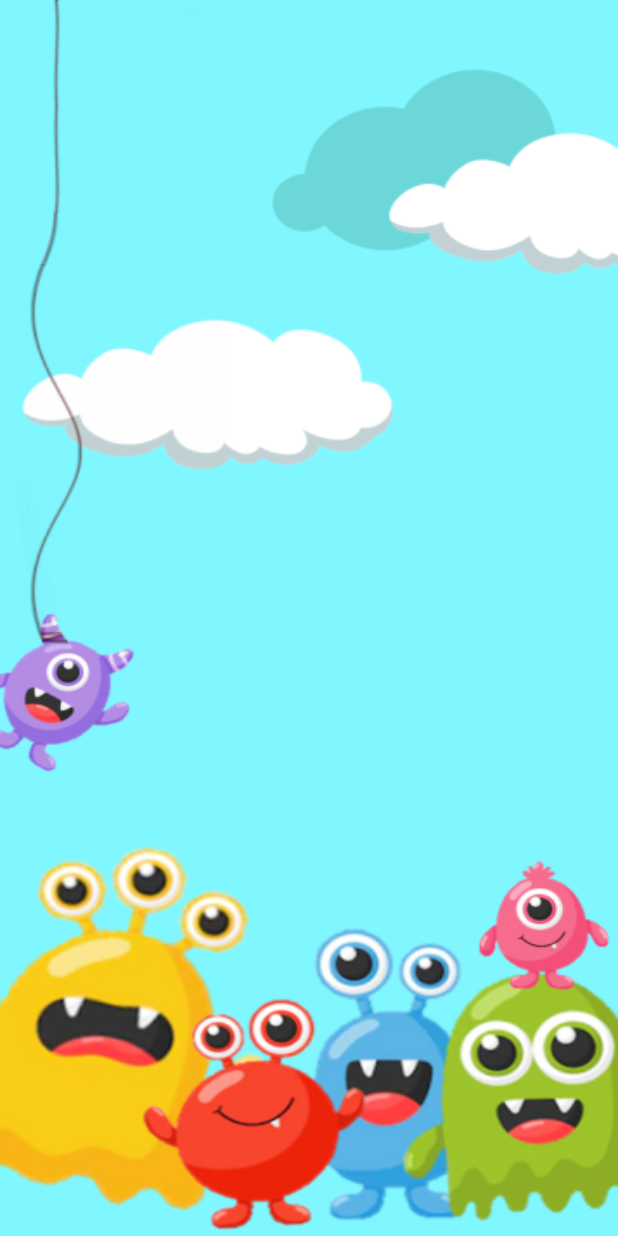
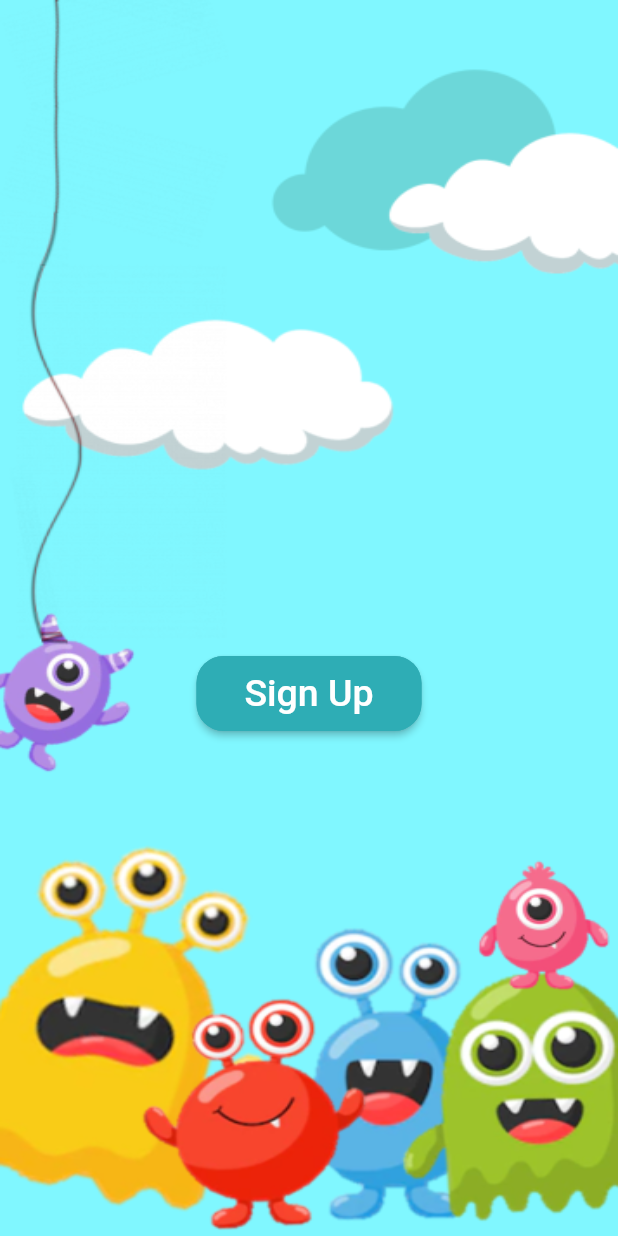
Before and after one commit to JaweriaAsif/monstermind, a Flutter app: the screen it shows after launch, on a phone screen of 412 x 824 dp. Run offline on Flutter 3.47's test engine with Material 2 defaults, Android fonts, the phone set to English and light mode, and no system bars.

Commit message:
Screen 1 done + screen 2 image

```diff
--- /dev/null
+++ b/lib/button.dart
@@ -0,0 +1,51 @@
+import 'package:flutter/material.dart';
+
+//2EADB5
+
+class Btn extends StatelessWidget {
+  const Btn({
+    Key? key,
+    required this.text,
+    required this.onPress,
+    required this.alignment,
+  }) : super(key: key);
+
+  final String text;
+  final Alignment alignment;
+  final Function onPress;
+
+  @override
+  Widget build(BuildContext context) {
+    return Align(
+      alignment: alignment,
+      child: SizedBox(
+        width: 150,
+        height: 50,
+        child: ElevatedButton(
+          child: Text(
+            text,
+            style: const TextStyle(
+              fontSize: 25,
+            ),
+          ),
+          onPressed: () {
+            onPress();
+          },
+
+          //button style
+          style: ButtonStyle(
+            foregroundColor: MaterialStateProperty.all<Color>(Colors.white),
+            backgroundColor:
+                MaterialStateProperty.all<Color>(const Color(0xff2EADB5)),
+            shape: MaterialStateProperty.all<RoundedRectangleBorder>(
+              RoundedRectangleBorder(
+                borderRadius: BorderRadius.circular(18.0),
+                side: const BorderSide(color: Color(0xff2EADB5)),
+              ),
+            ),
+          ),
+        ),
+      ),
+    );
+  }
+}
--- a/lib/main.dart
+++ b/lib/main.dart
@@ -1,4 +1,6 @@
 import 'package:flutter/material.dart';
+import 'package:monstermind/button.dart';
+import 'package:monstermind/signup2.dart';
 
 void main() {
   runApp(const MyApp());
@@ -33,12 +35,29 @@
   Widget build(BuildContext context) {
     return Scaffold(
       body: Center(
-          child: Stack(fit: StackFit.expand, children: [
-        const Image(
-          image: AssetImage('assets/images/Sign up 1.png'),
-          fit: BoxFit.fill,
+        child: Stack(
+          children: [
+            Stack(
+              fit: StackFit.expand,
+              children: const [
+                Image(
+                  image: AssetImage('assets/images/Sign up 1.png'),
+                  fit: BoxFit.fill,
+                ),
+              ],
+            ),
+            Btn(
+              text: 'Sign Up',
+              onPress: () {
+                Navigator.of(context).push(
+                  MaterialPageRoute(builder: (context) => const Signup2()),
+                );
+              },
+              alignment: const Alignment(0, 0.13),
+            ),
+          ],
         ),
-      ])),
+      ),
     );
   }
 }
```
Also changed, not shown: lib/signup2.dart (added, +50 -0 lines), lib/textfield.dart (added, +30 -0 lines), pubspec.lock.
